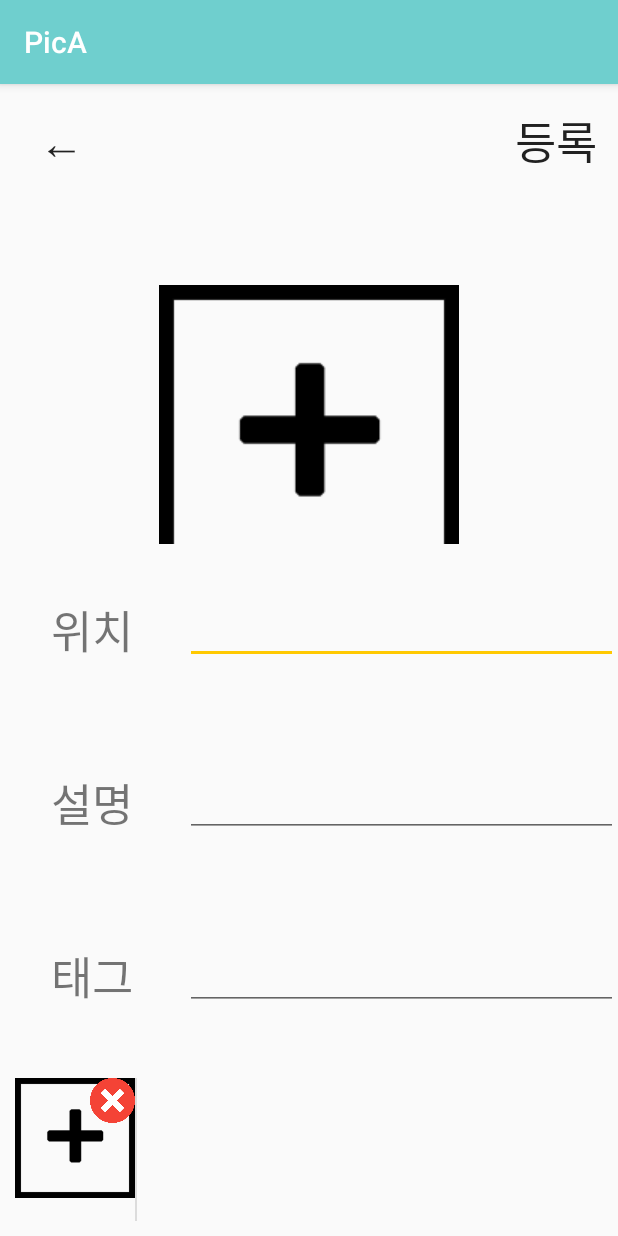
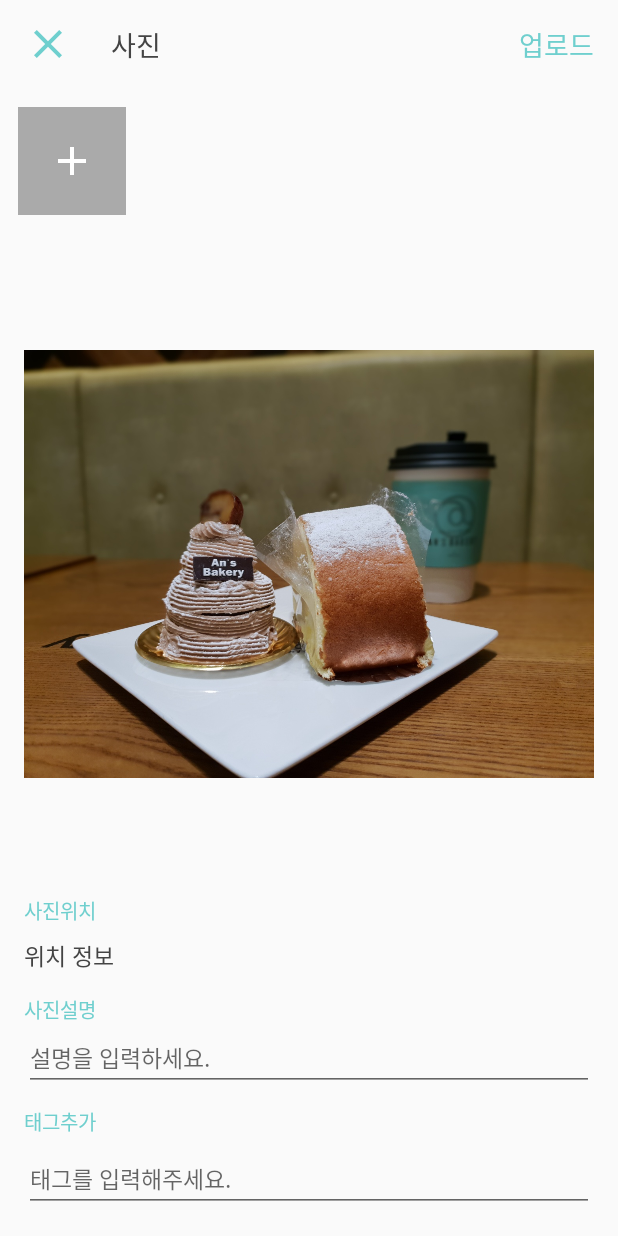
Before and after one commit to mhwan/PicA, an Android app: the NewAlbumUploadActivity screen opened directly, with no data from a screen before it, on a phone screen of 412 x 824 dp. Run offline under Robolectric (Android 15) with nearby library versions, the phone set to English and light mode, and no system bars; pictures from the network do not load; 3 statements that could not run were skipped.

Commit message:
edit picture upload view

```diff
--- a/app/src/main/AndroidManifest.xml
+++ b/app/src/main/AndroidManifest.xml
@@ -24,7 +24,8 @@
             android:theme="@style/AppTheme.NoActionBar"></activity>
         <activity android:name=".Activity.UploadPicActivity" />
         <activity android:name=".Activity.UploadAlbumActivity" />
-        <activity android:name=".Activity.NewAlbumUploadActivity" />
+        <activity android:name=".Activity.NewAlbumUploadActivity"
+            android:theme="@style/AppTheme.NoActionBar"/>
         <activity
             android:name=".Activity.MainActivity"
             android:theme="@style/AppTheme.NoActionBar"
--- a/app/src/main/java/com/picaproject/pica/Activity/NewAlbumUploadActivity.java
+++ b/app/src/main/java/com/picaproject/pica/Activity/NewAlbumUploadActivity.java
@@ -15,6 +15,7 @@ import android.support.v7.widget.LinearLayoutManager;
 import android.support.v7.widget.RecyclerView;
 
 import android.util.Log;
+import android.view.View;
 import android.widget.Button;
 
 import com.picaproject.pica.CustomView.NewAlbumUploadAdapter;
@@ -23,13 +24,14 @@ import com.picaproject.pica.CustomView.UploadPicController;
 import com.picaproject.pica.Fragment.NewAlbumUploadFragment;
 import com.picaproject.pica.IntentProtocol;
 import com.picaproject.pica.Item.UploadPicData;
+import com.picaproject.pica.Listener.NewUploadRecyclerAddImageBtnClickListener;
 import com.picaproject.pica.R;
 import com.picaproject.pica.Util.PermissionChecker;
 import com.picaproject.pica.Util.PicDataParser;
 
 import java.util.ArrayList;
 
-public class NewAlbumUploadActivity extends AppCompatActivity {
+public class NewAlbumUploadActivity extends BaseToolbarActivity {
     private Button backBtn;
     private Button submitBtn;
     private ViewPager viewPager;
@@ -53,8 +55,7 @@ public class NewAlbumUploadActivity extends AppCompatActivity {
     protected void onCreate(Bundle savedInstanceState) {
         super.onCreate(savedInstanceState);
         setContentView(R.layout.activity_new_album_upload);
-        backBtn = (Button) findViewById(R.id.back_btn);
-        submitBtn = (Button) findViewById(R.id.submit_btn);
+        findViewById(R.id.image_upload).setOnClickListener(new NewUploadRecyclerAddImageBtnClickListener(this));
         viewPager = (ViewPager) findViewById(R.id.view_pager);
         uploadPicListView = (RecyclerView) findViewById(R.id.upload_pic_list_view);
         adapter = new NewAlbumUploadAdapter(getSupportFragmentManager());
@@ -76,7 +77,7 @@ public class NewAlbumUploadActivity extends AppCompatActivity {
         addBtnData.setContents(UploadPicData.ADD_BTN);
 
         recyclerDataList.addAll(dataList);
-        recyclerDataList.add(0,addBtnData);
+        //recyclerDataList.add(0,addBtnData);
 
         UploadPicController controller = new UploadPicController(uploadPicListView,viewPager);
 
@@ -90,6 +91,19 @@ public class NewAlbumUploadActivity extends AppCompatActivity {
         //필수 2줄
         pc = new PermissionChecker(permission_list,this);
         pc.checkPermission();
+    }
+
+    @Override
+    protected void onStart() {
+        super.onStart();
+
+        setToolbarTitle("사진");
+        setToolbarButton("업로드", new View.OnClickListener() {
+            @Override
+            public void onClick(View v) {
+                //사진이 등록될때의 행동
+            }
+        });
     }
 
     // 데이터를 가져와서 플래그먼트로 변환해 추가하기
--- a/app/src/main/java/com/picaproject/pica/CustomView/NewAlbumUploadPicAdapter.java
+++ b/app/src/main/java/com/picaproject/pica/CustomView/NewAlbumUploadPicAdapter.java
@@ -64,16 +64,21 @@ public class NewAlbumUploadPicAdapter extends RecyclerView.Adapter<NewUploadPicH
         String contents = data.getContents();
         ImageView imgView = uploadPicHolder.getImageView();
 
-        if(contents!=null&&contents.equals(UploadPicData.ADD_BTN)){
+        /*if(contents!=null&&contents.equals(UploadPicData.ADD_BTN)){
             imgView.setImageResource(R.drawable.plus_icon);
             // 사진 추가버튼 클릭
             imgView.setOnClickListener(new NewUploadRecyclerAddImageBtnClickListener(activity));
         }
         // EOF가 아닌 다른 데이터만 보여주기 가능
         else {
+
             glide.load(dataList.get(i).getSrc()).into(uploadPicHolder.getImageView()); //Glide을 이용해서 이미지뷰에 url에 있는 이미지를 세팅해줌
             imgView.setOnClickListener(new NewUploadRecyclerImageViewClickListener(controller,i));
-        }
+        }*/
+
+
+        glide.load(dataList.get(i).getSrc()).into(uploadPicHolder.getImageView()); //Glide을 이용해서 이미지뷰에 url에 있는 이미지를 세팅해줌
+        imgView.setOnClickListener(new NewUploadRecyclerImageViewClickListener(controller,i));
 
 
 
--- a/app/src/main/java/com/picaproject/pica/CustomView/NewUploadPicHolder.java
+++ b/app/src/main/java/com/picaproject/pica/CustomView/NewUploadPicHolder.java
@@ -5,25 +5,32 @@ import android.support.v7.widget.RecyclerView;
 import android.view.View;
 import android.widget.Button;
 import android.widget.ImageView;
+import android.widget.RelativeLayout;
 
 import com.picaproject.pica.R;
 
 public class NewUploadPicHolder extends RecyclerView.ViewHolder {
 
-    private Button backBtn;
+    private RelativeLayout backBtn;
     private ImageView imageView;
+    private View border;
 
     public NewUploadPicHolder(@NonNull View itemView) {
         super(itemView);
+        this.border = itemView.findViewById(R.id.pic_select_border);
         this.imageView = (ImageView) itemView.findViewById(R.id.picView);
-        this.backBtn = (Button) itemView.findViewById(R.id.remove_btn);
+        this.backBtn = (RelativeLayout) itemView.findViewById(R.id.remove_btn);
     }
 
-    public Button getBackBtn() {
+    public RelativeLayout getBackBtn() {
         return backBtn;
     }
 
     public ImageView getImageView() {
         return imageView;
     }
+
+    public View getBorderView() {
+        return border;
+    }
 }
--- a/app/src/main/java/com/picaproject/pica/Fragment/NewAlbumUploadFragment.java
+++ b/app/src/main/java/com/picaproject/pica/Fragment/NewAlbumUploadFragment.java
@@ -12,6 +12,7 @@ import android.view.View;
 import android.view.ViewGroup;
 import android.widget.EditText;
 import android.widget.ImageView;
+import android.widget.TextView;
 
 import com.bumptech.glide.Glide;
 import com.bumptech.glide.RequestManager;
@@ -20,7 +21,7 @@ import com.picaproject.pica.R;
 
 public class NewAlbumUploadFragment extends Fragment {
     private ImageView imageView;
-    private EditText locationEdit;
+    private TextView locationEdit;
     private EditText contentEdit;
     private EditText tagEdit;
     private UploadPicData uploadPicData;
--- a/app/src/main/java/com/picaproject/pica/Listener/NewUploadRecyclerImageViewClickListener.java
+++ b/app/src/main/java/com/picaproject/pica/Listener/NewUploadRecyclerImageViewClickListener.java
@@ -18,6 +18,6 @@ public class NewUploadRecyclerImageViewClickListener implements View.OnClickList
     public void onClick(View view) {
         // 주의 : 리사이클러는 "사진추가" 아이템이 맨 앞에 추가되어 플래그먼트의 아이템과 인덱스가 다름
         // 리사이클러에서 플래그먼트랑 동작을 맞추려면 -1을 해주자.
-        controller.moveViewPagerPage(idx-1);
+        controller.moveViewPagerPage(idx);
     }
 }
--- /dev/null
+++ b/app/src/main/res/drawable/border_pic_upload.xml
@@ -0,0 +1,7 @@
+<?xml version="1.0" encoding="utf-8"?>
+<shape xmlns:android="http://schemas.android.com/apk/res/android"
+    android:shape="rectangle">
+
+    <stroke android:width="3dp"
+        android:color="@color/colorPrimary" />
+</shape>
--- a/app/src/main/res/layout/activity_new_album_upload.xml
+++ b/app/src/main/res/layout/activity_new_album_upload.xml
@@ -4,96 +4,42 @@
     xmlns:tools="http://schemas.android.com/tools"
     android:layout_width="match_parent"
     android:layout_height="match_parent"
-    android:weightSum="1"
     android:orientation="vertical"
     tools:context=".Activity.NewAlbumUploadActivity">
 
+    <include layout="@layout/header_base_toolbar"/>
+
     <LinearLayout
+        android:orientation="horizontal"
         android:layout_width="match_parent"
-        android:layout_height="0dp"
-        android:layout_weight="0.1"
-        android:weightSum="1"
-        android:orientation="horizontal"
-        >
+        android:layout_margin="12dp"
+        android:layout_height="72dp">
 
         <LinearLayout
-        android:layout_width="0dp"
-        android:layout_height="match_parent"
-        android:layout_weight="0.2"
-        >
-            <Button
+            android:id="@+id/image_upload"
+            android:layout_width="72dp"
+            android:layout_marginRight="8dp"
+            android:layout_height="72dp">
+            <ImageView
+                android:visibility="visible"
                 android:layout_width="match_parent"
                 android:layout_height="match_parent"
-                android:text="←"
-                android:id="@+id/back_btn"
-                android:background="#00000000"
-                android:textSize="30dp"
-                />
+                android:padding="20dp"
+                android:src="@drawable/ic_add_black_24dp"
+                android:background="@android:color/darker_gray"></ImageView>
         </LinearLayout>
-
-
-
-        <LinearLayout
-            android:layout_width="0dp"
-            android:layout_height="match_parent"
-            android:layout_weight="0.6"
-            >
-
-
-        </LinearLayout>
-
-        <LinearLayout
-            android:layout_width="0dp"
-            android:layout_height="match_parent"
-            android:layout_weight="0.2"
-            >
-            <Button
-                android:layout_width="match_parent"
-                android:layout_height="match_parent"
-                android:text="등록"
-                android:background="#00000000"
-                android:id="@+id/submit_btn"
-                android:textSize="30dp"
-                />
-
-        </LinearLayout>
-
-    </LinearLayout>
-    <LinearLayout
-        android:layout_width="match_parent"
-        android:layout_height="0dp"
-        android:layout_weight="0.75"
-        >
-
-        <android.support.v4.view.ViewPager
-            android:id="@+id/view_pager"
-            android:layout_width="match_parent"
-            android:layout_height="match_parent"/>
-
-
-
-    </LinearLayout>
-
-
-
-
-    <LinearLayout
-        android:layout_width="match_parent"
-        android:layout_height="0dp"
-        android:layout_weight="0.15">
 
         <android.support.v7.widget.RecyclerView
             android:layout_width="match_parent"
             android:layout_height="match_parent"
             android:scrollbars="vertical"
-            android:id="@+id/upload_pic_list_view"
-            android:layout_margin="10dp"
-            />
-
-
-
-
+            android:id="@+id/upload_pic_list_view" />
     </LinearLayout>
 
 
+    <android.support.v4.view.ViewPager
+        android:id="@+id/view_pager"
+        android:layout_width="match_parent"
+        android:layout_height="match_parent"/>
+
 </LinearLayout>
--- a/app/src/main/res/layout/item_album_upload_view_pager.xml
+++ b/app/src/main/res/layout/item_album_upload_view_pager.xml
@@ -1,41 +1,100 @@
 <?xml version="1.0" encoding="utf-8"?>
-<LinearLayout xmlns:android="http://schemas.android.com/apk/res/android"
+<RelativeLayout xmlns:android="http://schemas.android.com/apk/res/android"
     android:layout_width="match_parent"
     android:layout_height="match_parent"
-    android:weightSum="1"
-    android:orientation="vertical"
-    >
+    android:padding="16dp">
+
 
     <LinearLayout
+        android:layout_marginTop="16dp"
+        android:id="@+id/frame_contents"
+        android:orientation="vertical"
+        android:layout_alignParentBottom="true"
         android:layout_width="match_parent"
-        android:layout_height="0dp"
-        android:weightSum="1"
-        android:layout_weight="0.1"
+        android:layout_height="wrap_content">
+        <LinearLayout
+            android:layout_marginBottom="14dp"
             android:orientation="vertical"
-        >
+            android:layout_width="match_parent"
+            android:layout_height="wrap_content">
 
+            <TextView
+                android:layout_width="wrap_content"
+                android:layout_height="wrap_content"
+                android:textColor="@color/colorPrimary"
+                android:textSize="13sp"
+                android:layout_marginBottom="8dp"
+                android:text="사진위치"/>
 
-
+            <TextView
+                android:textSize="15sp"
+                android:layout_width="match_parent"
+                android:id="@+id/location_edit"
+                android:text="위치 정보"
+                android:textColor="@color/colorPrimaryBlack"
+                android:layout_height="wrap_content">
+            </TextView>
         </LinearLayout>
 
         <LinearLayout
+            android:layout_marginBottom="10dp"
+            android:orientation="vertical"
             android:layout_width="match_parent"
-        android:layout_height="0dp"
-        android:weightSum="1"
-        android:layout_weight="0.3"
+            android:layout_height="wrap_content">
+
+            <TextView
+                android:layout_width="wrap_content"
+                android:layout_height="wrap_content"
+                android:textColor="@color/colorPrimary"
+                android:textSize="13sp"
+                android:text="사진설명"/>
+
+            <EditText
+                android:textSize="15sp"
+                android:layout_width="match_parent"
+                android:hint="설명을 입력하세요."
+                android:id="@+id/content_edit"
+                android:textColor="@color/colorPrimaryBlack"
+                android:layout_height="wrap_content">
+            </EditText>
+        </LinearLayout>
+
+        <LinearLayout
             android:orientation="vertical"
-        >
+            android:layout_width="match_parent"
+            android:layout_height="wrap_content">
+
+            <TextView
+                android:layout_width="wrap_content"
+                android:layout_height="wrap_content"
+                android:textColor="@color/colorPrimary"
+                android:textSize="13sp"
+                android:layout_marginBottom="6dp"
+                android:text="태그추가"/>
+
+            <EditText
+                android:textSize="15sp"
+                android:layout_width="match_parent"
+                android:hint="태그를 입력해주세요."
+                android:id="@+id/tag_edit"
+                android:textColor="@color/colorPrimaryBlack"
+                android:layout_height="wrap_content">
+            </EditText>
+        </LinearLayout>
+    </LinearLayout>
 
     <ImageView
-        android:layout_width="200dp"
-        android:layout_height="200dp"
+        android:layout_above="@id/frame_contents"
+        android:layout_alignParentTop="true"
+        android:layout_width="match_parent"
+        android:layout_height="match_parent"
         android:layout_gravity="center"
-        android:src="@drawable/plus_icon"
+        android:src="@drawable/img_sample"
         android:id="@+id/image"
-        android:scaleType="fitCenter"
+        android:adjustViewBounds="true"
     />
 
-    </LinearLayout>
+    <!--
 
     <LinearLayout
         android:layout_width="match_parent"
@@ -168,5 +227,5 @@
         </LinearLayout>
 
     </LinearLayout>
-
-</LinearLayout>
+-->
+</RelativeLayout>
--- a/app/src/main/res/layout/item_new_album_upload_pic.xml
+++ b/app/src/main/res/layout/item_new_album_upload_pic.xml
@@ -1,20 +1,45 @@
 <?xml version="1.0" encoding="utf-8"?>
-<FrameLayout
-    xmlns:android="http://schemas.android.com/apk/res/android" android:layout_width="80dp"
-    android:layout_height="80dp">
+<FrameLayout xmlns:android="http://schemas.android.com/apk/res/android"
+    android:layout_width="72dp"
+    android:layout_height="72dp"
+    xmlns:app="http://schemas.android.com/apk/res-auto">
 
-    <Button
-        android:layout_width="30dp"
-        android:layout_height="30dp"
-        android:layout_gravity="right"
-        android:id="@+id/remove_btn"
-        android:background="@drawable/x_icon2"/>
+
 
     <ImageView
         android:id="@+id/picView"
         android:layout_width="match_parent"
         android:layout_height="match_parent"
-        android:src="@drawable/plus_icon"
+        android:src="@drawable/img_sample"
+        android:scaleType="centerCrop"
         />
 
+    <!--
+    이 아래의 view를 선택됬을때 visible하면됨, 이미 viewholder에는 연결시켜놓음!
+    -->
+    <View
+        android:id="@+id/pic_select_border"
+        android:visibility="gone"
+        android:layout_width="match_parent"
+        android:layout_height="match_parent"
+        android:background="@drawable/border_pic_upload"/>
+
+    <RelativeLayout
+        android:layout_gravity="right"
+        android:layout_width="22dp"
+        android:id="@+id/remove_btn"
+        android:layout_height="22dp">
+        <com.picaproject.pica.CustomView.CircleView
+            android:layout_width="match_parent"
+            android:layout_height="match_parent"
+            android:alpha="0.8"
+            app:circle_background_color="@android:color/darker_gray"/>
+        <ImageView
+            android:layout_width="match_parent"
+            android:layout_height="match_parent"
+            android:layout_margin="4dp"
+            android:src="@drawable/ic_close_black_24dp"
+            android:tint="@android:color/white"
+            android:layout_centerInParent="true"></ImageView>
+    </RelativeLayout>
 </FrameLayout>
```
Lines whose indentation alone changed are shown as unchanged.
